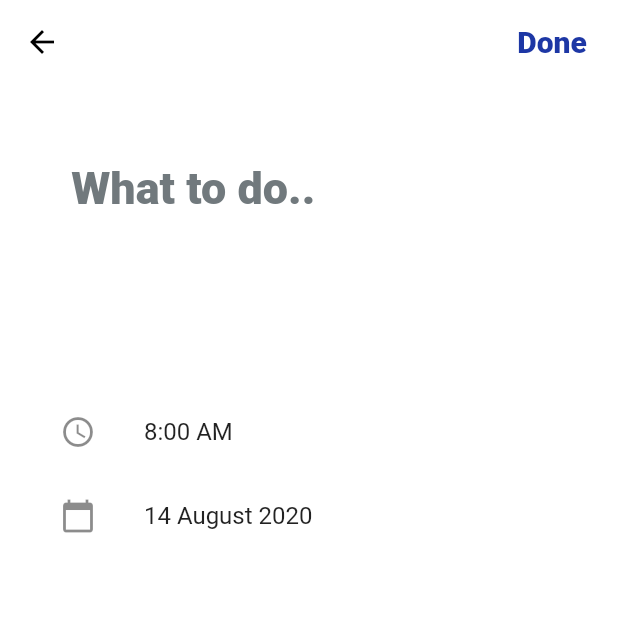
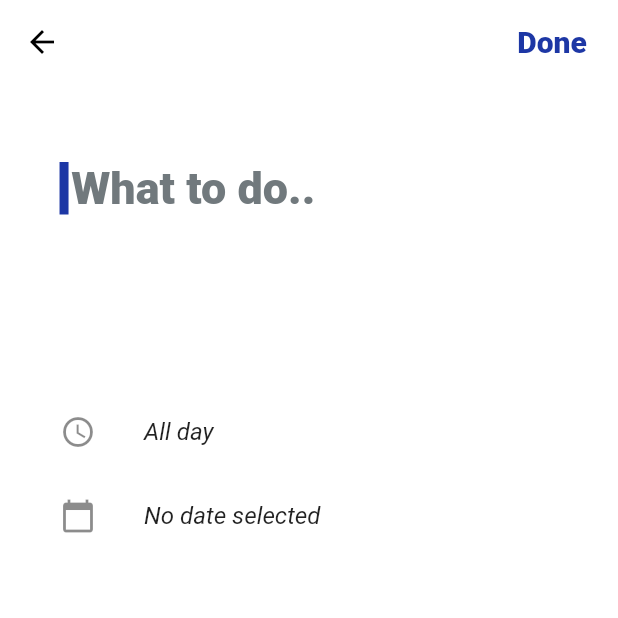
Before and after one commit to oliver733/to_do_app, a Flutter app: the AddToDoPage screen opened directly, on a phone screen of 412 x 824 dp, the top half of it. Run offline on Flutter 3.47's test engine with Material 2 defaults, Android fonts, the light colour scheme and no system bars; our stand-ins replace bloc, equatable, google_fonts, table_calendar; Roboto replaces fonts that are missing (Ubuntu).

Commit message:
date and time selection

```diff
--- a/lib/ui/add_to_do_page.dart
+++ b/lib/ui/add_to_do_page.dart
@@ -1,5 +1,6 @@
 import 'package:flutter/material.dart';
 import 'package:to_do_list/colors.dart';
+import 'package:intl/intl.dart';
 
 class AddToDoPage extends StatefulWidget {
   @override
@@ -7,6 +8,50 @@ class AddToDoPage extends StatefulWidget {
 }
 
 class _AddToDoPageState extends State<AddToDoPage> {
+  TimeOfDay _selectedTime;
+  DateTime _selectedDate;
+
+  Future<void> _selectTime() async {
+    final TimeOfDay pickedTime = await showTimePicker(
+        context: context,
+        initialTime: TimeOfDay(hour: 12, minute: 0),
+        builder: (BuildContext context, Widget child) {
+          return MediaQuery(
+            data: MediaQuery.of(context).copyWith(alwaysUse24HourFormat: false),
+            child: child,
+          );
+        });
+
+    if (pickedTime != null && pickedTime != _selectedTime)
+      setState(() {
+        _selectedTime = pickedTime;
+      });
+  }
+
+  Future<void> _selectDate() async {
+    final DateTime pickedDate = await showDatePicker(
+        firstDate: DateTime(2000),
+        lastDate: DateTime(2200),
+        context: context,
+        initialDate: DateTime.now(),
+        builder: (BuildContext context, Widget child) {
+          return MediaQuery(
+            data: MediaQuery.of(context).copyWith(alwaysUse24HourFormat: false),
+            child: child,
+          );
+        });
+
+    if (pickedDate != null && pickedDate != _selectedDate)
+      setState(() {
+        _selectedDate = pickedDate;
+      });
+  }
+
+  @override
+  void initState() {
+    super.initState();
+  }
+
   @override
   Widget build(BuildContext context) {
     return Scaffold(
@@ -37,6 +82,7 @@ class _AddToDoPageState extends State<AddToDoPage> {
       child: ListView(
         children: <Widget>[
           TextField(
+            autofocus: true,
             maxLines: 4,
             style: TextStyle(
               color: Colors.black,
@@ -56,14 +102,31 @@ class _AddToDoPageState extends State<AddToDoPage> {
           Column(
             children: <Widget>[
               ListTile(
+                onTap: () async {
+                  _selectTime();
+                },
                 contentPadding: EdgeInsets.all(0),
                 leading: Icon(Icons.access_time),
-                title: Text("8:00 AM"),
+                title: _selectedTime == null
+                    ? Text(
+                        "All day",
+                        style: TextStyle(fontStyle: FontStyle.italic),
+                      )
+                    : Text(MaterialLocalizations.of(context)
+                        .formatTimeOfDay(_selectedTime)),
               ),
               ListTile(
+                onTap: () {
+                  _selectDate();
+                },
                 contentPadding: EdgeInsets.all(0),
                 leading: Icon(Icons.calendar_today),
-                title: Text("14 August 2020"),
+                title: _selectedDate == null
+                    ? Text(
+                        "No date selected",
+                        style: TextStyle(fontStyle: FontStyle.italic),
+                      )
+                    : Text("${DateFormat.yMMMd().format(_selectedDate)}"),
               ),
             ],
           )
```
